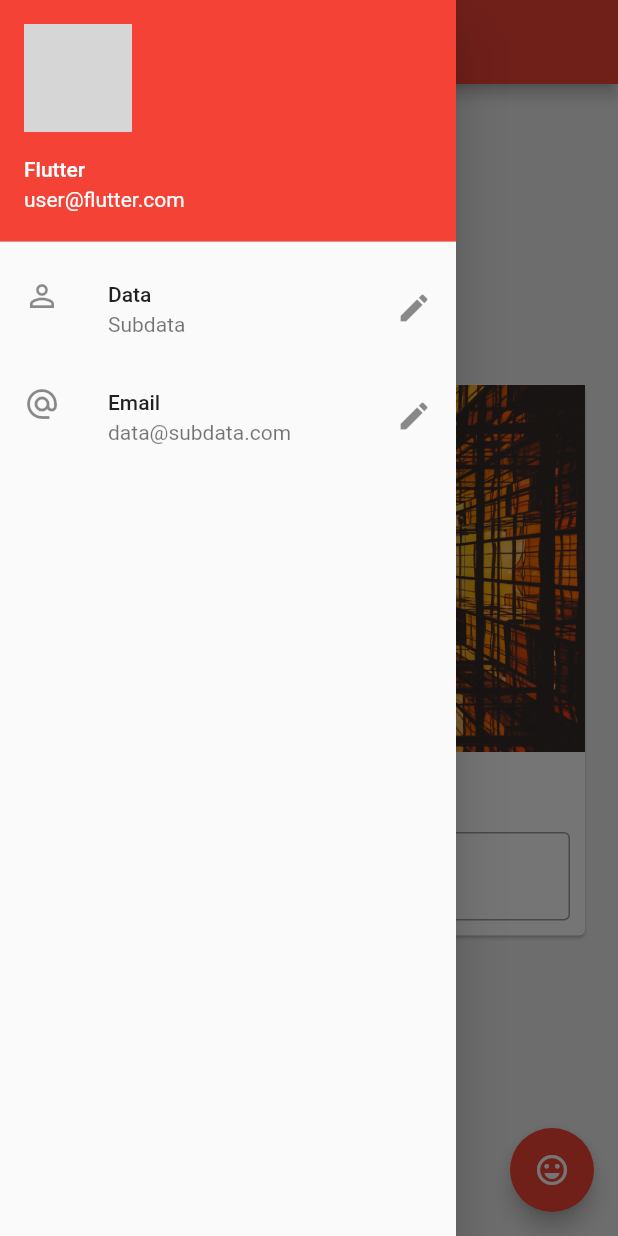
After one commit to PrathameshChari04/flutter_app, a Flutter app: the screen it shows after launch, with the side drawer open, on a phone screen of 412 x 824 dp. The commit adds this screen. Run offline on Flutter 3.47's test engine with Material 2 defaults, Android fonts, the phone set to English and light mode, and no system bars; network calls fail; grey boxes are pictures that could not be loaded.

Commit message:
code organisation commit

```diff
--- /dev/null
+++ b/lib/Pages/home_page.dart
@@ -0,0 +1,40 @@
+import 'package:flutter/material.dart';
+import 'package:flutter_app/drawer.dart';
+
+import '../name_card_widget.dart';
+
+class HomePage extends StatefulWidget {
+  @override
+  _HomePageState createState() => _HomePageState();
+}
+
+class _HomePageState extends State<HomePage> {
+  var myText = "Change Name";
+  TextEditingController _nameController = TextEditingController();
+  @override
+  Widget build(BuildContext context) {
+    return Scaffold(
+      backgroundColor: Colors.grey[200],
+      appBar: AppBar(
+        title: Text("Flutter"),
+      ),
+      body: Center(
+        child: Padding(
+          padding: const EdgeInsets.all(18.0),
+          child: SingleChildScrollView(
+            child:
+                NameCardWidget(myText: myText, nameController: _nameController),
+          ),
+        ),
+      ),
+      drawer: MyDrawer(),
+      floatingActionButton: FloatingActionButton(
+        onPressed: () {
+          myText = _nameController.text;
+          setState(() {});
+        },
+        child: Icon(Icons.sentiment_very_satisfied),
+      ),
+    );
+  }
+}
--- /dev/null
+++ b/lib/drawer.dart
@@ -0,0 +1,34 @@
+import 'package:flutter/material.dart';
+
+class MyDrawer extends StatelessWidget {
+  @override
+  Widget build(BuildContext context) {
+    return Drawer(
+        child: ListView(
+          padding: const EdgeInsets.all(0),
+          children: <Widget>[
+            UserAccountsDrawerHeader(
+              accountEmail: Text("user@flutter.com"),
+              accountName: Text("Flutter"),
+              currentAccountPicture: CircleAvatar(
+                backgroundImage: NetworkImage(
+                    "https://upload.wikimedia.org/wikipedia/en/thumb/c/cb/Robert_Downey_Jr._as_Iron_Man_in_Avengers_Infinity_War.jpg/220px-Robert_Downey_Jr._as_Iron_Man_in_Avengers_Infinity_War.jpg"),
+              ),
+            ),
+            ListTile(
+              leading: Icon(Icons.person_outline),
+              title: Text("Data"),
+              subtitle: Text("Subdata"),
+              trailing: Icon(Icons.edit),
+            ),
+            ListTile(
+              leading: Icon(Icons.alternate_email),
+              title: Text("Email"),
+              subtitle: Text("data@subdata.com"),
+              trailing: Icon(Icons.edit),
+            ),
+          ],
+        ),
+      );
+  }
+}
--- /dev/null
+++ b/lib/name_card_widget.dart
@@ -0,0 +1,44 @@
+import 'package:flutter/material.dart';
+
+class NameCardWidget extends StatelessWidget {
+  const NameCardWidget({
+    Key key,
+    @required this.myText,
+    @required TextEditingController nameController,
+  }) : _nameController = nameController, super(key: key);
+
+  final String myText;
+  final TextEditingController _nameController;
+
+  @override
+  Widget build(BuildContext context) {
+    return Card(
+      child: Column(
+        children: <Widget>[
+          Image.asset(
+            "assets/abc.jpg",
+          ),
+          SizedBox(
+            height: 20,
+          ),
+          Text(
+            myText,
+            style: TextStyle(fontWeight: FontWeight.bold, fontSize: 20),
+          ),
+          Padding(
+            padding: const EdgeInsets.all(10.0),
+            child: TextField(
+              controller: _nameController,
+              decoration: InputDecoration(
+                border: OutlineInputBorder(),
+                hintText: "Enter your name",
+                labelText: "Name",
+                icon: Icon(Icons.person_add),
+              ),
+            ),
+          ),
+        ],
+      ),
+    );
+  }
+}
```
Also changed, not shown: lib/main.dart (+12 -91 lines), 1 other file.
